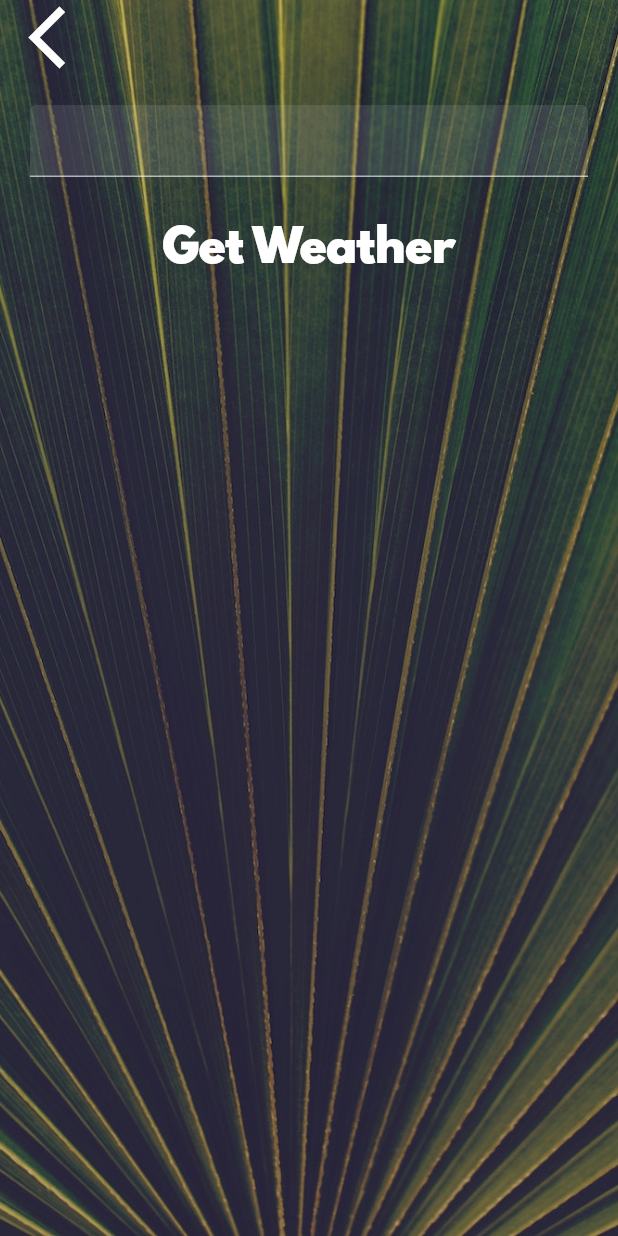
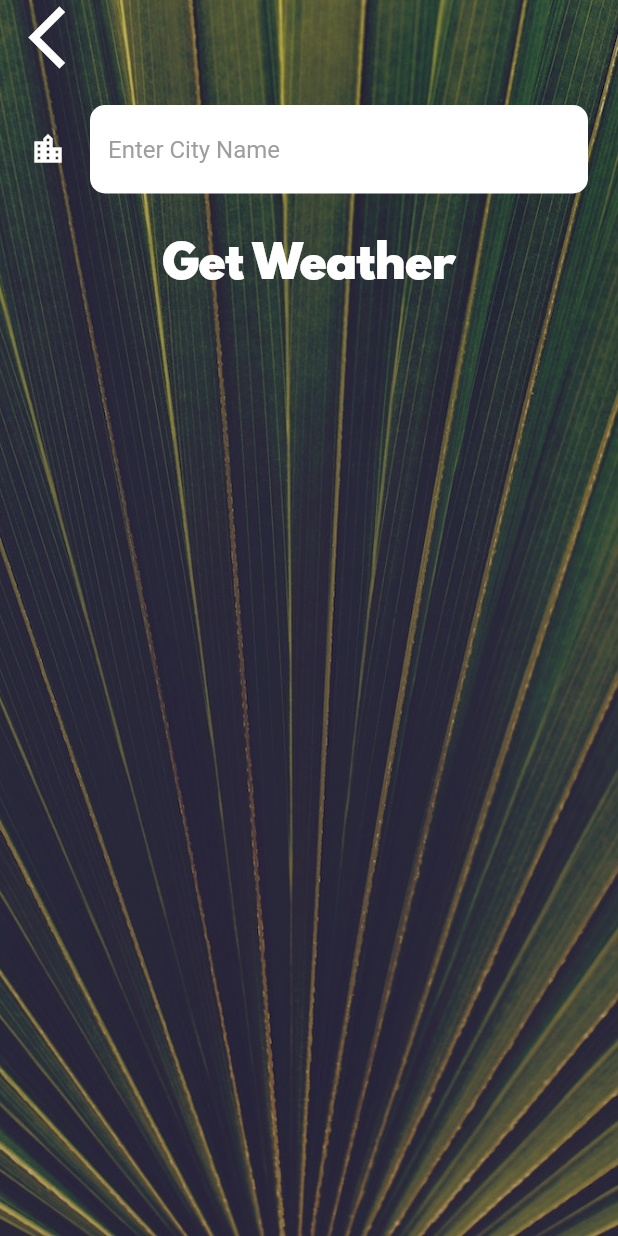
Before and after one commit to eightbytestech/flutter_clima, a Flutter app: the LocationScreen screen opened directly, after a tap on the "location city" icon, on a phone screen of 412 x 824 dp. Run offline on Flutter 3.47's test engine with Material 2 defaults, Android fonts, the phone set to English and light mode, and no system bars; our stand-ins replace flutter_spinkit, geolocator.

Commit message:
finalized app by adding the city weather

```diff
--- a/lib/screens/city_screen.dart
+++ b/lib/screens/city_screen.dart
@@ -7,6 +7,8 @@ class CityScreen extends StatefulWidget {
 }
 
 class _CityScreenState extends State<CityScreen> {
+  String cityName;
+
   @override
   Widget build(BuildContext context) {
     return Scaffold(
@@ -34,13 +36,19 @@ class _CityScreenState extends State<CityScreen> {
               Container(
                 padding: EdgeInsets.all(20.0),
                 child: TextField(
-                  decoration: InputDecoration(
-                    filled: true,
+                  style: TextStyle(
+                    color: Colors.black,
                   ),
+                  decoration: kTextFieldInputDecoration,
+                  onChanged: (value) {
+                    cityName = value;
+                  },
                 ),
               ),
               FlatButton(
-                onPressed: () {},
+                onPressed: () {
+                  Navigator.pop(context, cityName);
+                },
                 child: Text(
                   'Get Weather',
                   style: kButtonTextStyle,
--- a/lib/screens/location_screen.dart
+++ b/lib/screens/location_screen.dart
@@ -27,6 +27,13 @@ class _LocationScreenState extends State<LocationScreen> {
 
   void updateUI(dynamic weatherData) {
     setState(() {
+      if(weatherData == null) {
+        currentTemp = 0;
+        weatherMessage = 'Unable to get weather data';
+        weatherIcon = 'Error';
+        cityName = '';
+        return;
+      }
       cityName = weatherData['name'];
       var conditionId = weatherData['weather'][0]['id'];
       double temp = weatherData['main']['temp'];
@@ -59,7 +66,7 @@ class _LocationScreenState extends State<LocationScreen> {
                 children: <Widget>[
                   FlatButton(
                     onPressed: () async {
-                      var weatherData = await WeatherModel().getGeolocation();
+                      var weatherData = await weather.getGeolocation();
                       updateUI(weatherData);
                     },
                     child: Icon(
@@ -68,8 +75,8 @@ class _LocationScreenState extends State<LocationScreen> {
                     ),
                   ),
                   FlatButton(
-                    onPressed: () {
-                      Navigator.push(
+                    onPressed: () async {
+                      var typedCityName = await Navigator.push(
                         context,
                         MaterialPageRoute(
                           builder: (context) {
@@ -77,6 +84,10 @@ class _LocationScreenState extends State<LocationScreen> {
                           },
                         ),
                       );
+                      if(typedCityName != null) {
+                        var cityWeatherData = await weather.getCityWeather(typedCityName);
+                        updateUI(cityWeatherData);
+                      }
                     },
                     child: Icon(
                       Icons.location_city,
--- a/lib/utilities/constants.dart
+++ b/lib/utilities/constants.dart
@@ -18,3 +18,22 @@ const kButtonTextStyle = TextStyle(
 const kConditionTextStyle = TextStyle(
   fontSize: 100.0,
 );
+
+const kTextFieldInputDecoration = InputDecoration(
+  filled: true,
+  fillColor: Colors.white,
+  icon: Icon(
+    Icons.location_city,
+    color: Colors.white,
+  ),
+  hintText: 'Enter City Name',
+  hintStyle: TextStyle(
+    color: Colors.grey,
+  ),
+  border: OutlineInputBorder(
+    borderRadius: BorderRadius.all(
+      Radius.circular(10.0),
+    ),
+    borderSide: BorderSide.none,
+  ),
+);
```
Also changed, not shown: lib/services/weather.dart (+14 -0 lines).
